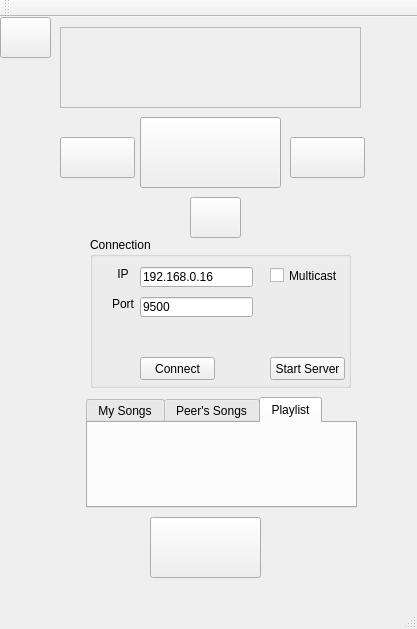
This is mainwindow.ui in dpogue/CommAudio as Qt 5 draws it before an edit. The edited form follows.
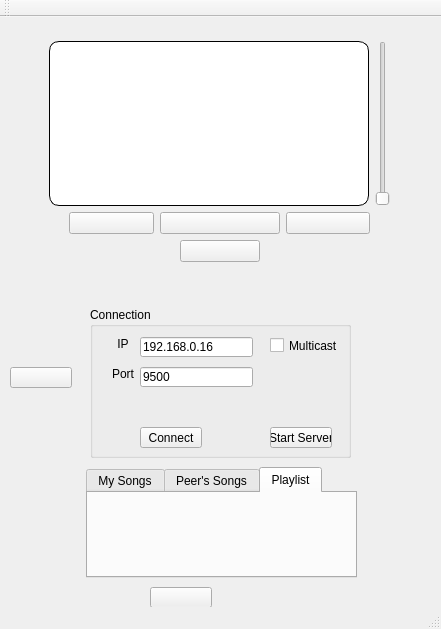
This is the edited form. The open tabs and pages were chosen to show the change. Icons and pictures are not drawn.

```diff
--- a/mainwindow.ui
+++ b/mainwindow.ui
@@ -6,35 +6,35 @@
    <rect>
     <x>0</x>
     <y>0</y>
-    <width>417</width>
+    <width>441</width>
     <height>629</height>
    </rect>
   </property>
   <property name="windowTitle">
    <string>CommAudio</string>
   </property>
+  <property name="styleSheet">
+   <string notr="true">QLabel#connectErrorLabel { 
+	color: red;
+}
+
+QFrame#nowPlayingFrame {
+	border-width: 1px;
+	border-style: solid;
+	border-color: black;
+	border-radius: 10px;
+	background: white;
+}
+
+
+</string>
+  </property>
   <widget class="QWidget" name="centralWidget">
-   <widget class="QFrame" name="nowPlayingFrame">
-    <property name="geometry">
-     <rect>
-      <x>60</x>
-      <y>10</y>
-      <width>301</width>
-      <height>81</height>
-     </rect>
-    </property>
-    <property name="frameShape">
-     <enum>QFrame::StyledPanel</enum>
-    </property>
-    <property name="frameShadow">
-     <enum>QFrame::Raised</enum>
-    </property>
-   </widget>
    <widget class="QTabWidget" name="fileTabWidget">
     <property name="geometry">
      <rect>
       <x>86</x>
-      <y>380</y>
+      <y>450</y>
       <width>271</width>
       <height>111</height>
      </rect>
@@ -74,37 +74,11 @@
      </attribute>
     </widget>
    </widget>
-   <widget class="QPushButton" name="playPushButton">
-    <property name="geometry">
-     <rect>
-      <x>140</x>
-      <y>100</y>
-      <width>141</width>
-      <height>71</height>
-     </rect>
-    </property>
-    <property name="layoutDirection">
-     <enum>Qt::LeftToRight</enum>
-    </property>
-    <property name="text">
-     <string/>
-    </property>
-    <property name="icon">
-     <iconset>
-      <normaloff>img/play.png</normaloff>img/play.png</iconset>
-    </property>
-    <property name="iconSize">
-     <size>
-      <width>64</width>
-      <height>64</height>
-     </size>
-    </property>
-   </widget>
    <widget class="QGroupBox" name="groupBox">
     <property name="geometry">
      <rect>
       <x>90</x>
-      <y>220</y>
+      <y>290</y>
       <width>261</width>
       <height>151</height>
      </rect>
@@ -188,8 +162,8 @@
       <rect>
        <x>50</x>
        <y>120</y>
-       <width>75</width>
-       <height>23</height>
+       <width>62</width>
+       <height>21</height>
       </rect>
      </property>
      <property name="text">
@@ -220,8 +194,8 @@
       <rect>
        <x>180</x>
        <y>120</y>
-       <width>75</width>
-       <height>23</height>
+       <width>62</width>
+       <height>21</height>
       </rect>
      </property>
      <property name="text">
@@ -233,9 +207,9 @@
     <property name="geometry">
      <rect>
       <x>150</x>
-      <y>500</y>
-      <width>111</width>
-      <height>61</height>
+      <y>570</y>
+      <width>62</width>
+      <height>21</height>
      </rect>
     </property>
     <property name="text">
@@ -252,36 +226,13 @@
      </size>
     </property>
    </widget>
-   <widget class="QPushButton" name="stopPushButton">
-    <property name="geometry">
-     <rect>
-      <x>190</x>
-      <y>180</y>
-      <width>51</width>
-      <height>41</height>
-     </rect>
-    </property>
-    <property name="text">
-     <string/>
-    </property>
-    <property name="icon">
-     <iconset>
-      <normaloff>img/stop.png</normaloff>img/stop.png</iconset>
-    </property>
-    <property name="iconSize">
-     <size>
-      <width>32</width>
-      <height>32</height>
-     </size>
-    </property>
-   </widget>
    <widget class="QPushButton" name="settingsPushButton">
     <property name="geometry">
      <rect>
-      <x>0</x>
-      <y>0</y>
-      <width>51</width>
-      <height>41</height>
+      <x>10</x>
+      <y>350</y>
+      <width>62</width>
+      <height>21</height>
      </rect>
     </property>
     <property name="text">
@@ -298,51 +249,157 @@
      </size>
     </property>
    </widget>
-   <widget class="QPushButton" name="previousPushButton">
+   <widget class="QWidget" name="verticalLayoutWidget">
     <property name="geometry">
      <rect>
-      <x>60</x>
-      <y>120</y>
-      <width>75</width>
-      <height>41</height>
+      <x>-1</x>
+      <y>-1</y>
+      <width>441</width>
+      <height>271</height>
      </rect>
     </property>
-    <property name="text">
-     <string/>
-    </property>
-    <property name="icon">
-     <iconset>
-      <normaloff>img/previous.png</normaloff>img/previous.png</iconset>
-    </property>
-    <property name="iconSize">
-     <size>
-      <width>32</width>
-      <height>32</height>
-     </size>
-    </property>
-   </widget>
-   <widget class="QPushButton" name="nextPushButton">
-    <property name="geometry">
-     <rect>
-      <x>290</x>
-      <y>120</y>
-      <width>75</width>
-      <height>41</height>
-     </rect>
-    </property>
-    <property name="text">
-     <string/>
-    </property>
-    <property name="icon">
-     <iconset>
-      <normaloff>img/next.png</normaloff>img/next.png</iconset>
-    </property>
-    <property name="iconSize">
-     <size>
-      <width>32</width>
-      <height>32</height>
-     </size>
-    </property>
+    <layout class="QVBoxLayout" name="verticalLayout" stretch="0,0">
+     <property name="leftMargin">
+      <number>50</number>
+     </property>
+     <property name="topMargin">
+      <number>25</number>
+     </property>
+     <property name="rightMargin">
+      <number>50</number>
+     </property>
+     <property name="bottomMargin">
+      <number>25</number>
+     </property>
+     <item>
+      <layout class="QHBoxLayout" name="horizontalLayout">
+       <property name="rightMargin">
+        <number>0</number>
+       </property>
+       <item>
+        <widget class="QFrame" name="nowPlayingFrame">
+         <property name="frameShape">
+          <enum>QFrame::StyledPanel</enum>
+         </property>
+         <property name="frameShadow">
+          <enum>QFrame::Raised</enum>
+         </property>
+         <zorder>gridLayoutWidget</zorder>
+        </widget>
+       </item>
+       <item>
+        <widget class="QSlider" name="volumeSlider">
+         <property name="orientation">
+          <enum>Qt::Vertical</enum>
+         </property>
+        </widget>
+       </item>
+      </layout>
+     </item>
+     <item>
+      <layout class="QGridLayout" name="gridLayout_4">
+       <property name="leftMargin">
+        <number>20</number>
+       </property>
+       <property name="rightMargin">
+        <number>20</number>
+       </property>
+       <property name="bottomMargin">
+        <number>0</number>
+       </property>
+       <item row="0" column="0">
+        <widget class="QPushButton" name="previousPushButton">
+         <property name="text">
+          <string/>
+         </property>
+         <property name="icon">
+          <iconset>
+           <normaloff>img/previous.png</normaloff>img/previous.png</iconset>
+         </property>
+         <property name="iconSize">
+          <size>
+           <width>32</width>
+           <height>32</height>
+          </size>
+         </property>
+        </widget>
+       </item>
+       <item row="0" column="1">
+        <widget class="QPushButton" name="playPushButton">
+         <property name="minimumSize">
+          <size>
+           <width>120</width>
+           <height>0</height>
+          </size>
+         </property>
+         <property name="layoutDirection">
+          <enum>Qt::LeftToRight</enum>
+         </property>
+         <property name="text">
+          <string/>
+         </property>
+         <property name="icon">
+          <iconset>
+           <normaloff>img/play.png</normaloff>img/play.png</iconset>
+         </property>
+         <property name="iconSize">
+          <size>
+           <width>64</width>
+           <height>64</height>
+          </size>
+         </property>
+        </widget>
+       </item>
+       <item row="0" column="2">
+        <widget class="QPushButton" name="nextPushButton">
+         <property name="text">
+          <string/>
+         </property>
+         <property name="icon">
+          <iconset>
+           <normaloff>img/next.png</normaloff>img/next.png</iconset>
+         </property>
+         <property name="iconSize">
+          <size>
+           <width>32</width>
+           <height>32</height>
+          </size>
+         </property>
+        </widget>
+       </item>
+       <item row="1" column="1">
+        <layout class="QHBoxLayout" name="horizontalLayout_3">
+         <property name="bottomMargin">
+          <number>0</number>
+         </property>
+         <item>
+          <widget class="QPushButton" name="stopPushButton">
+           <property name="maximumSize">
+            <size>
+             <width>80</width>
+             <height>16777215</height>
+            </size>
+           </property>
+           <property name="text">
+            <string/>
+           </property>
+           <property name="icon">
+            <iconset>
+             <normaloff>img/stop.png</normaloff>img/stop.png</iconset>
+           </property>
+           <property name="iconSize">
+            <size>
+             <width>32</width>
+             <height>32</height>
+            </size>
+           </property>
+          </widget>
+         </item>
+        </layout>
+       </item>
+      </layout>
+     </item>
+    </layout>
    </widget>
   </widget>
   <widget class="QStatusBar" name="statusBar"/>
```
Left out of the diff: 13 changed lines with no effect on the pictures.
